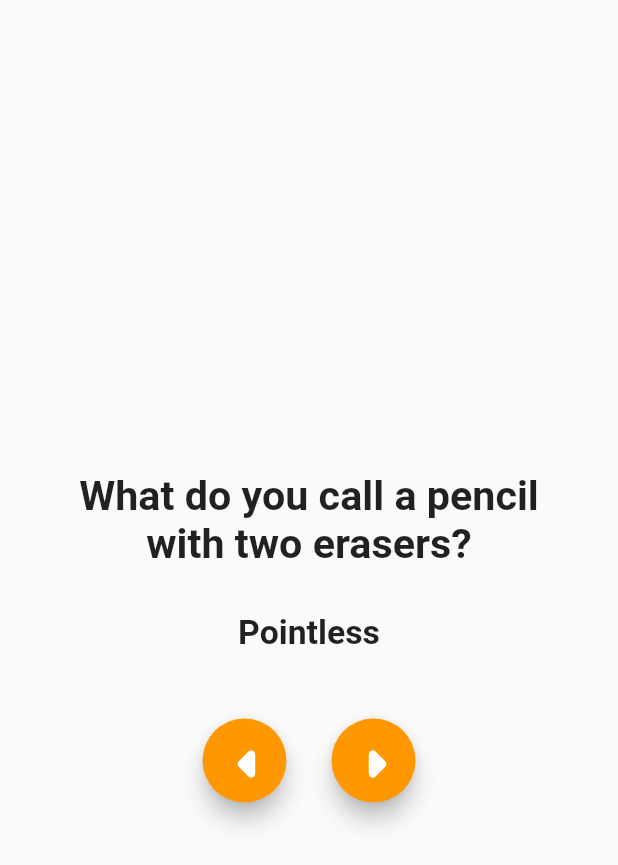
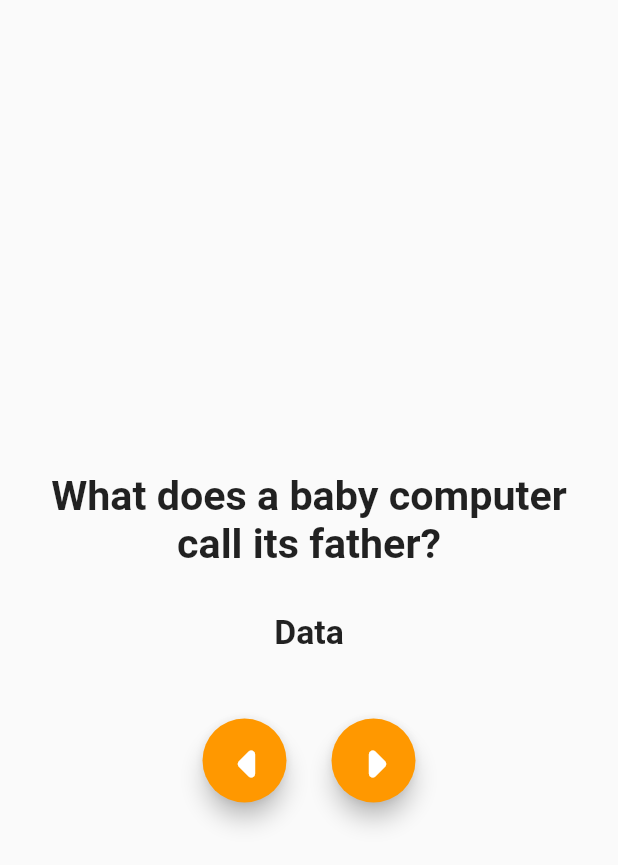
Before and after one commit to Crucialjun/bad_jokes_app, a Flutter app: the screen it shows after launch, on a phone screen of 412 x 824 dp. Shown: the top 865 px of the screen. Run offline on Flutter 3.47's test engine with Material 2 defaults, Android fonts, the phone set to English and light mode, and no system bars.

Commit message:
files Arrangment

```diff
--- /dev/null
+++ b/lib/answer.dart
@@ -0,0 +1,19 @@
+import 'package:flutter/material.dart';
+
+class Answer extends StatelessWidget {
+  final String answer;
+
+  Answer(this.answer);
+
+  @override
+  Widget build(BuildContext context) {
+    return Container(
+      margin: EdgeInsets.fromLTRB(15, 5, 15, 45),
+      child: Text(
+        answer,
+        style: TextStyle(fontSize: 22.5, fontWeight: FontWeight.bold),
+        textAlign: TextAlign.center,
+      ),
+    );
+  }
+}
--- /dev/null
+++ b/lib/buttons.dart
@@ -0,0 +1,41 @@
+import 'package:flutter/material.dart';
+
+class Buttons extends StatelessWidget {
+  final Function(String) changeindex;
+
+  Buttons(this.changeindex);
+
+  @override
+  Widget build(BuildContext context) {
+    return Row(
+      mainAxisAlignment: MainAxisAlignment.center,
+      children: <Widget>[
+        Container(
+          margin: EdgeInsets.fromLTRB(15, 0, 15, 0),
+          child: FloatingActionButton(
+              onPressed: () {
+                changeindex("prev");
+              },
+              child: Icon(
+                Icons.arrow_left_rounded,
+                size: 60,
+              ),
+              backgroundColor: Colors.orange),
+        ),
+        Container(
+          margin: EdgeInsets.fromLTRB(15, 0, 15, 0),
+          child: FloatingActionButton(
+            onPressed: () {
+              changeindex("next");
+            },
+            child: Icon(
+              Icons.arrow_right_rounded,
+              size: 60,
+            ),
+            backgroundColor: Colors.orange,
+          ),
+        ),
+      ],
+    );
+  }
+}
--- a/lib/main.dart
+++ b/lib/main.dart
@@ -1,12 +1,64 @@
 // ignore_for_file: prefer_const_constructors, use_key_in_widget_constructors, prefer_const_literals_to_create_immutables
 
+import 'package:bad_jokes_app/answer.dart';
+import 'package:bad_jokes_app/buttons.dart';
+import 'package:bad_jokes_app/question.dart';
 import 'package:flutter/material.dart';
 
 void main() {
   runApp(MyApp());
 }
 
-class MyApp extends StatelessWidget {
+class MyApp extends StatefulWidget {
+  @override
+  State<StatefulWidget> createState() {
+    return MyAppState();
+  }
+}
+
+class MyAppState extends State {
+  var jokes = [
+    {
+      'question': "What does a baby computer call its father?",
+      "answer": "Data"
+    },
+    {
+      'question': "What's a pencil with two erasers called'?",
+      "answer": "Pointless"
+    },
+    {
+      'question': "Why is the calendar always scared",
+      "answer": "Because its days are numbered"
+    },
+    {'question': "What do you call a fish with no eye?", "answer": "Fsh"},
+    {
+      'question': "What does a baby computer call its father?",
+      "answer": "Data"
+    },
+    {
+      'question': "What does a baby computer call its father?",
+      "answer": "Data"
+    },
+  ];
+
+  var jokeIndex = 0;
+
+  void changeJokeIndex(String direction) {
+    if (direction == "next") {
+      if (jokeIndex != jokes.length - 1) {
+        setState(() {
+          jokeIndex++;
+        });
+      }
+    } else if (direction == "prev") {
+      if (jokeIndex != 0) {
+        setState(() {
+          jokeIndex--;
+        });
+      }
+    }
+  }
+
   @override
   Widget build(BuildContext context) {
     return MaterialApp(
@@ -15,48 +67,9 @@ class MyApp extends StatelessWidget {
           child: Column(
             mainAxisAlignment: MainAxisAlignment.center,
             children: <Widget>[
-              Container(
-                margin: EdgeInsets.all(25),
-                child: Text(
-                  "What do you call a pencil with two erasers?",
-                  style: TextStyle(fontSize: 27.5, fontWeight: FontWeight.bold),
-                  textAlign: TextAlign.center,
-                ),
-              ),
-              Container(
-                margin: EdgeInsets.fromLTRB(15, 5, 15, 45),
-                child: Text(
-                  "Pointless",
-                  style: TextStyle(fontSize: 22.5, fontWeight: FontWeight.bold),
-                  textAlign: TextAlign.center,
-                ),
-              ),
-              Row(
-                mainAxisAlignment: MainAxisAlignment.center,
-                children: <Widget>[
-                  Container(
-                    margin: EdgeInsets.fromLTRB(15, 0, 15, 0),
-                    child: FloatingActionButton(
-                        onPressed: null,
-                        child: Icon(
-                          Icons.arrow_left_rounded,
-                          size: 60,
-                        ),
-                        backgroundColor: Colors.orange),
-                  ),
-                  Container(
-                    margin: EdgeInsets.fromLTRB(15, 0, 15, 0),
-                    child: FloatingActionButton(
-                      onPressed: null,
-                      child: Icon(
-                        Icons.arrow_right_rounded,
-                        size: 60,
-                      ),
-                      backgroundColor: Colors.orange,
-                    ),
-                  ),
-                ],
-              )
+              Question(jokes[jokeIndex]['question'] as String),
+              Answer(jokes[jokeIndex]['answer'] as String),
+              Buttons(changeJokeIndex)
             ],
           ),
         ),
--- /dev/null
+++ b/lib/question.dart
@@ -0,0 +1,21 @@
+// ignore_for_file: prefer_const_constructors, use_key_in_widget_constructors, prefer_const_constructors_in_immutables
+
+import 'package:flutter/material.dart';
+
+class Question extends StatelessWidget {
+  final String question;
+
+  Question(this.question);
+
+  @override
+  Widget build(BuildContext context) {
+    return Container(
+      margin: EdgeInsets.all(25),
+      child: Text(
+        question,
+        style: TextStyle(fontSize: 27.5, fontWeight: FontWeight.bold),
+        textAlign: TextAlign.center,
+      ),
+    );
+  }
+}
```
